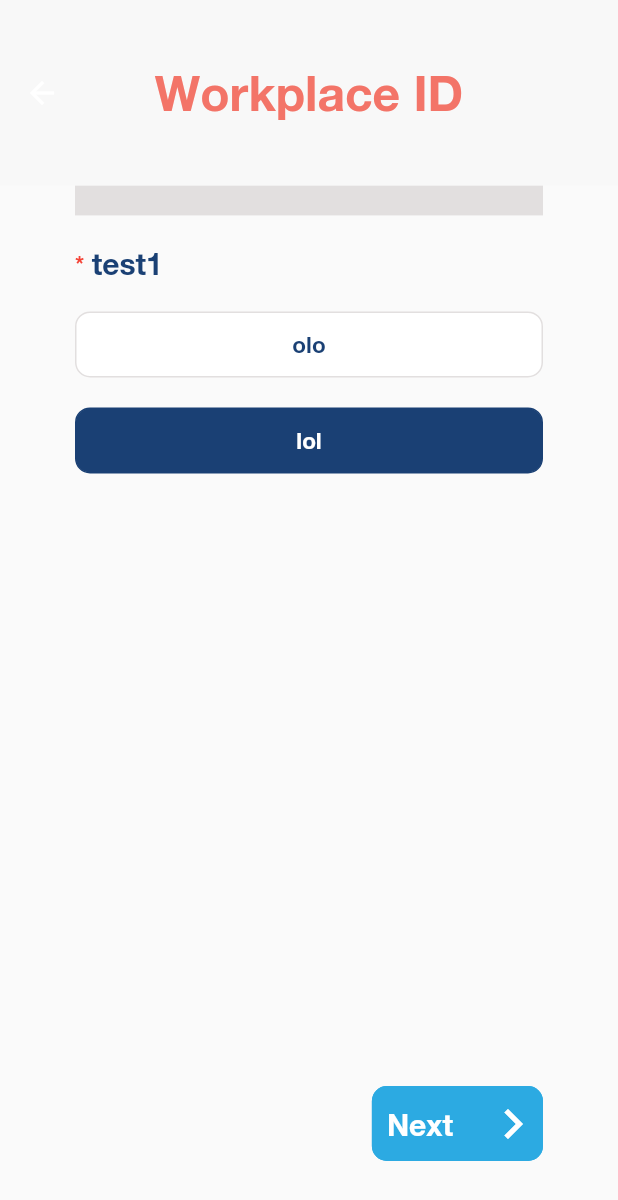
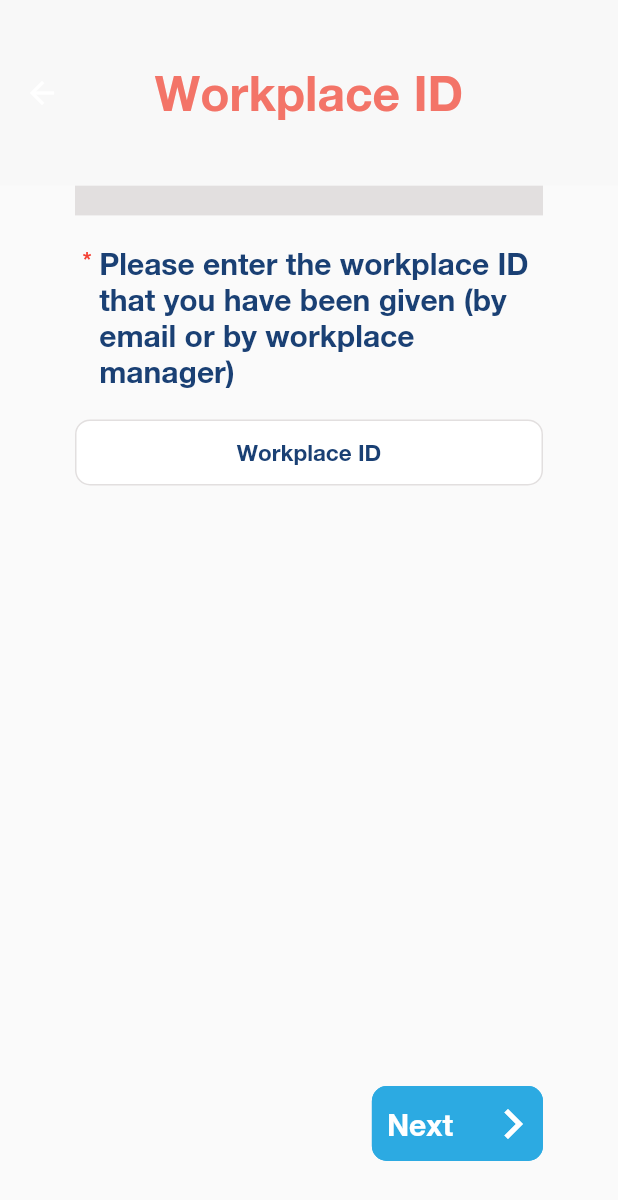
Before and after one commit to slavefreetrade/libertas_people, a Flutter app: the ProfileCreationView screen opened directly, on a phone screen of 412 x 824 dp. Shown: the top 1200 px of the screen. Run offline on Flutter 3.47's test engine with Material 2 defaults, Android fonts, the phone set to English and light mode, and no system bars; our stand-ins replace device_preview.

Commit message:
feat(profile_creation): use i18n for form strings

```diff
--- a/lib/l10n/intl_en.arb
+++ b/lib/l10n/intl_en.arb
@@ -1,12 +1,12 @@
 {
   "workplaceId": "Workplace ID",
   "id": "ID",
-  "gender": "gender",
+  "gender": "Gender",
   "workplace": "Workplace",
   "address": "Address",
   "age": "Age",
   "role": "Role",
-  "pleaseEnterTheWorkplaceIdThat": "Please enter the workplace ID that you have been given (by email or by workplace manager",
+  "pleaseEnterTheWorkplaceIdThat": "Please enter the workplace ID that you have been given (by email or by workplace manager)",
   "pleaseEnterWorkplaceId": "Please enter workplace ID.",
   "whatIsYourGender": "What is your gender?",
   "male": "Male",
@@ -18,12 +18,12 @@
   "anOfficeOrAFactory": "An office or a factory",
   "aFieldOrAFarm": "A field or a farm",
   "whichAgeGroupAreYouIn": "Which age group are you in?",
-  "<15Years": "< 15 years",
-  "15-18Years": "15-18 years",
-  "19-25Years": "19-25 years",
-  "26-39Years": "26-39 years",
-  "40-59Years": "40-59 years",
-  ">60Years": "> 60 years",
+  "lessThan15Years": "< 15 years",
+  "from15To18Years": "15-18 years",
+  "from19To25Years": "19-25 years",
+  "from26To39Years": "26-39 years",
+  "from40To59Years": "40-59 years",
+  "moreThan60Years": "> 60 years",
   "areYouAManagerInYourDepartment": "Are you a manager in your department?",
   "yes": "yes",
   "no": "no"
--- a/lib/pages/profile_creation/models/profile_query_model.dart
+++ b/lib/pages/profile_creation/models/profile_query_model.dart
@@ -2,14 +2,18 @@ import 'package:flutter/widgets.dart';
 
 class ProfileFormQuestionModel {
   String title;
+  String question;
   List<String> options;
+  String progressLabel;
   int selectedIndex;
-  bool isRequired;
+  bool isOptional;
 
   ProfileFormQuestionModel({
     @required this.title,
+    @required this.question,
+    @required this.options,
+    this.progressLabel = '',
     this.selectedIndex,
-    this.options = const <String>[],
-    this.isRequired = true
+    this.isOptional = false
   });
 }
--- a/lib/pages/profile_creation/profile_creation_view.dart
+++ b/lib/pages/profile_creation/profile_creation_view.dart
@@ -1,4 +1,5 @@
 import 'package:flutter/material.dart';
+import 'package:libertaspeople/generated/l10n.dart';
 
 import 'base/base_view.dart';
 import 'models/profile_query_model.dart';
@@ -27,17 +28,53 @@ class _ProfileCreationViewState extends State<ProfileCreationView> {
     _pageController = PageController();
   }
 
-  final List<Widget> _pages = [
-    MultiSelectFormPage(ProfileFormQuestionModel(
-        title: 'test1', options: ['olo', 'lol'], selectedIndex: 1)),
-    MultiSelectFormPage(
-        ProfileFormQuestionModel(title: 'test2', options: ['sho', 'pooo'])),
-    MultiSelectFormPage(
-        ProfileFormQuestionModel(title: 'test3', options: ['olo', 'lol'])),
-  ];
-
   @override
   Widget build(BuildContext context) {
+    final List<ProfileFormQuestionModel> _questions = [
+      ProfileFormQuestionModel(
+          title: S.of(context).workplaceId,
+          question: S.of(context).pleaseEnterTheWorkplaceIdThat,
+          progressLabel: S.of(context).id,
+          options: [S.of(context).workplaceId]),
+      ProfileFormQuestionModel(
+          title: S.of(context).gender,
+          question: S.of(context).whatIsYourGender,
+          progressLabel: S.of(context).gender,
+          options: [
+            S.of(context).male,
+            S.of(context).female,
+            S.of(context).other,
+            S.of(context).preferNotToSay,
+          ]),
+      ProfileFormQuestionModel(
+        title: S.of(context).workplace,
+        question: S.of(context).yourWorkplaceIs,
+        progressLabel: S.of(context).workplace,
+        options: [
+          S.of(context).anOfficeOrAFactory,
+          S.of(context).aFieldOrAFarm,
+          S.of(context).other
+        ],
+      ),
+      ProfileFormQuestionModel(
+          title: S.of(context).age,
+          question: S.of(context).whichAgeGroupAreYouIn,
+          progressLabel: S.of(context).age,
+          options: [
+            S.of(context).lessThan15Years,
+            S.of(context).from15To18Years,
+            S.of(context).from19To25Years,
+            S.of(context).from26To39Years,
+            S.of(context).from40To59Years,
+            S.of(context).moreThan60Years
+          ]),
+      ProfileFormQuestionModel(
+          title: S.of(context).role,
+          question: S.of(context).areYouAManagerInYourDepartment,
+          progressLabel: S.of(context).role,
+          options: [S.of(context).yes, S.of(context).no]),
+    ];
+
     return BaseView<ProfileCreationViewModel>(
         model: ProfileCreationViewModel(),
         builder: (BuildContext context, ProfileCreationViewModel model,
@@ -46,7 +83,8 @@ class _ProfileCreationViewState extends State<ProfileCreationView> {
               onWillPop: _onWillPop,
               child: SafeArea(
                 child: Scaffold(
-                  appBar: _buildAppBar(context),
+                  appBar:
+                      _buildAppBar(context, _questions[_progressIndex].title),
                   body: Padding(
                     padding: const EdgeInsets.symmetric(horizontal: 50),
                     child: Column(
@@ -54,14 +92,17 @@ class _ProfileCreationViewState extends State<ProfileCreationView> {
                       children: [
                         HeaderProgressBar(
                           animatedDuration: const Duration(seconds: 1),
-                          currentValue: _progressIndex,
-                          maxValue: _pages.length - 1,
+                          currentIndex: _progressIndex,
+                          maxIndex: _questions.length - 1,
                         ),
                         Expanded(
                           child: PageView(
                             controller: _pageController,
                             physics: const NeverScrollableScrollPhysics(),
-                            children: _pages,
+                            children: _questions
+                                .map(
+                                    (question) => MultiSelectFormPage(question))
+                                .toList(),
                           ),
                         ),
                         Column(
@@ -76,7 +117,8 @@ class _ProfileCreationViewState extends State<ProfileCreationView> {
                                   : false,
                               // ignore: avoid_bool_literals_in_conditional_expressions
                               showNext: _pageController.hasClients
-                                  ? _pageController.page != _pages.length - 1
+                                  ? _pageController.page !=
+                                      _questions.length - 1
                                   : true,
                             ),
                             const SizedBox(height: 50),
@@ -90,18 +132,20 @@ class _ProfileCreationViewState extends State<ProfileCreationView> {
             ));
   }
 
-  AppBar _buildAppBar(BuildContext context) {
+  AppBar _buildAppBar(BuildContext context, String title) {
     return AppBar(
-      title: const Text('Workplace ID'),
+      title: Text(title),
       centerTitle: true,
       toolbarHeight: context.height * 0.15,
     );
   }
 
   Future<bool> _onWillPop() async {
-    if (_pageController.hasClients
+    final bool isInitialPage = _pageController.hasClients
         ? _pageController.page == 0
-        : _pageController.initialPage == 0) {
+        : _pageController.initialPage == 0;
+
+    if (isInitialPage) {
       return true;
     } else {
       await _onPressedBack();
--- a/lib/pages/profile_creation/widgets/header_progress_bar.dart
+++ b/lib/pages/profile_creation/widgets/header_progress_bar.dart
@@ -5,8 +5,8 @@ import '../../../constants/colors.dart';
 class HeaderProgressBar extends StatefulWidget {
   const HeaderProgressBar(
       {Key key,
-        this.currentValue = 0,
-        this.maxValue = 100,
+        this.currentIndex = 0,
+        this.maxIndex = 100,
         this.size = 20,
         this.animatedDuration = const Duration(milliseconds: 300),
         this.direction = Axis.horizontal,
@@ -19,8 +19,8 @@ class HeaderProgressBar extends StatefulWidget {
         this.changeProgressColor = const Color(0xFF5F4B8B),
         this.displayText})
       : super(key: key);
-  final int currentValue;
-  final int maxValue;
+  final int currentIndex;
+  final int maxIndex;
   final double size;
   final Duration animatedDuration;
   final Axis direction;
@@ -63,7 +63,7 @@ class _HeaderProgressBarState extends State<HeaderProgressBar>
   void triggerAnimation() {
     setState(() {
       _currentBegin = _animation.value;
-      _currentEnd = widget.currentValue / widget.maxValue;
+      _currentEnd = widget.currentIndex / widget.maxIndex;
       _animation = Tween<double>(begin: _currentBegin, end: _currentEnd)
           .animate(_controller);
     });
@@ -106,7 +106,7 @@ class _AnimatedProgressBar extends AnimatedWidget {
       final _colorTween = ColorTween(
           begin: widget.progressColor, end: widget.changeProgressColor);
       progressColor = _colorTween.transform(transformValue(
-          animation.value, widget.changeColorValue, widget.maxValue, 5));
+          animation.value, widget.changeColorValue, widget.maxIndex, 5));
     }
 
     final progressWidgets = <Widget>[];
@@ -126,7 +126,7 @@ class _AnimatedProgressBar extends AnimatedWidget {
               ? const FractionalOffset(0.5, 0.05)
               : const FractionalOffset(0.5, 0.95)),
           child: Text(
-              (animation.value * widget.maxValue).toInt().toString() +
+              (animation.value * widget.maxIndex).toInt().toString() +
                   widget.displayText,
               softWrap: false,
               style: const TextStyle(color: Color(0xFFFFFFFF), fontSize: 12)));
--- a/lib/pages/profile_creation/widgets/multiselect_form_view.dart
+++ b/lib/pages/profile_creation/widgets/multiselect_form_view.dart
@@ -38,20 +38,24 @@ class _MultiSelectFormPageState extends State<MultiSelectFormPage> {
 
   Row _buildTitle() {
     return Row(
+      crossAxisAlignment: CrossAxisAlignment.start,
       children: [
-        if (widget.formQuestion.isRequired)
-          const Text(
-            '*',
-            style: TextStyle(color: Colors.red, fontSize: 15),
+        if (!widget.formQuestion.isOptional)
+          const Padding(
+            padding: EdgeInsets.symmetric(horizontal: 5),
+            child: Text(
+              '*',
+              style: TextStyle(color: Colors.red, fontSize: 15),
+            ),
           ),
-        const SizedBox(width: 5),
-        Text(
-          widget.formQuestion.title,
+        Flexible(child: Text(
+          widget.formQuestion.question,
+          softWrap: true,
           style: const TextStyle(
               color: ColorConstants.darkBlue,
               fontSize: 20,
               fontWeight: FontWeight.w500),
-        ),
+        )),
       ],
     );
   }
--- /dev/null
+++ b/lib/pages/shared/utils/extensions.dart
@@ -0,0 +1 @@
+// TODO Implement this library.
```
Also changed, not shown: lib/generated/intl/messages_en.dart, lib/generated/l10n.dart.
